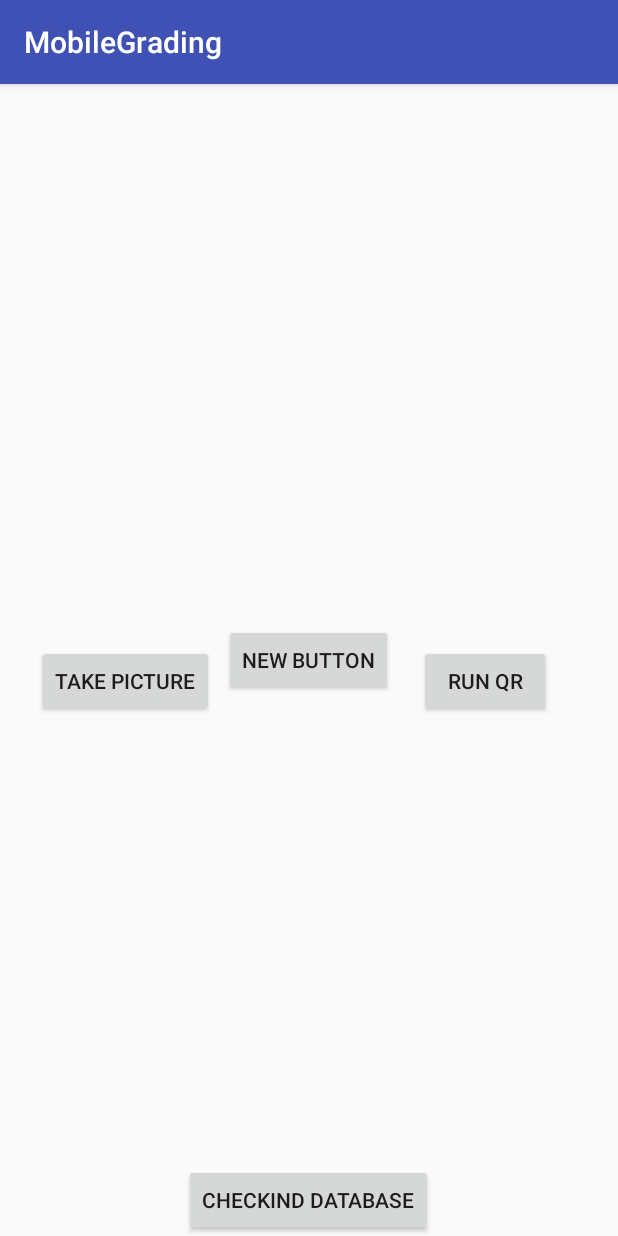
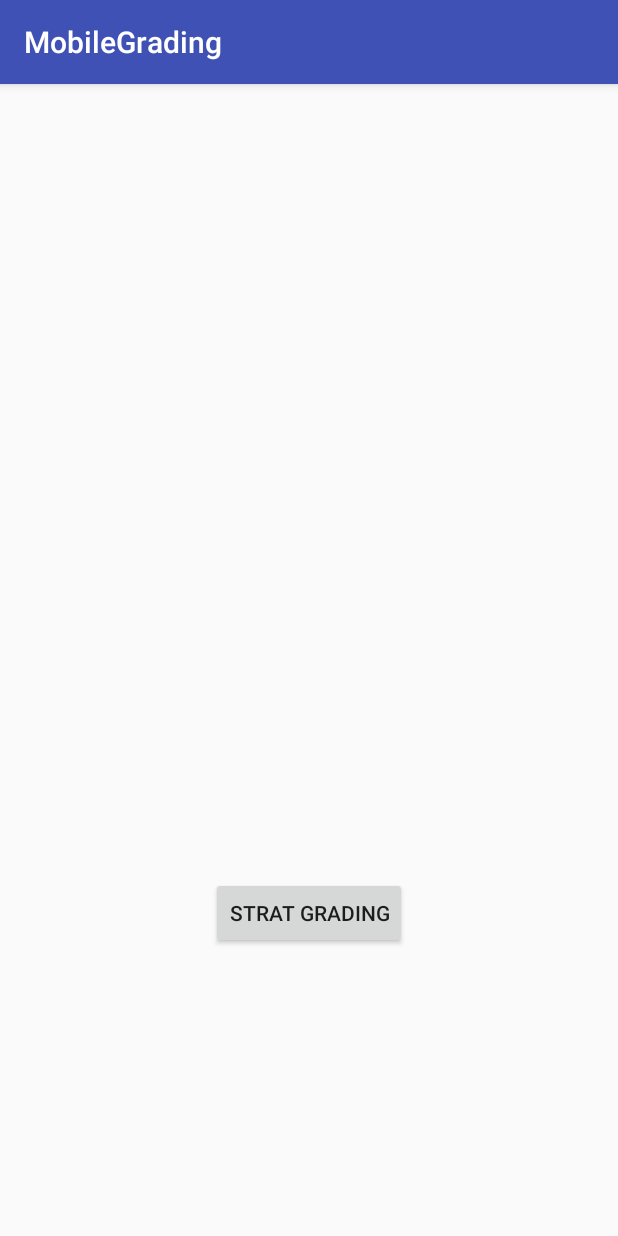
Before and after one commit to neerajreddy92/MobileGrading, an Android app: the screen it shows after launch (MainActivity), on a phone screen of 412 x 824 dp. Run offline under Robolectric (Android 15) with nearby library versions, the phone set to English and light mode, and no system bars; 4 statements that could not run were skipped.

Commit message:
changed the position of main fragment to Activity_grade_process

```diff
--- a/app/src/main/java/com/mobile/bolt/mobilegrading/Activity_grade.java
+++ b/app/src/main/java/com/mobile/bolt/mobilegrading/Activity_grade.java
@@ -1,5 +1,6 @@
 package com.mobile.bolt.mobilegrading;
 
+import android.content.Intent;
 import android.net.Uri;
 import android.os.Bundle;
 import android.support.design.widget.FloatingActionButton;
@@ -66,6 +67,8 @@ public class Activity_grade extends AppCompatActivity {
                 }else{
                     Toast.makeText(getBaseContext(), "Already Exists", Toast.LENGTH_LONG).show();
                 }
+                Intent intent = new Intent(Activity_grade.this, Activity_grade_process.class);
+                Activity_grade.this.startActivity(intent);
             }
         });
         // ATTENTION: This was auto-generated to implement the App Indexing API.
--- a/app/src/main/java/com/mobile/bolt/mobilegrading/MainActivity.java
+++ b/app/src/main/java/com/mobile/bolt/mobilegrading/MainActivity.java
@@ -27,11 +27,6 @@ public class MainActivity extends ActionBarActivity {
     protected void onCreate(Bundle savedInstanceState) {
         super.onCreate(savedInstanceState);
         setContentView(R.layout.activity_main);
-        if (savedInstanceState == null) {
-            getSupportFragmentManager().beginTransaction()
-                    .add(R.id.container, new FragmentClass())
-                    .commit();
-        }
         Button btr;
         btr = (Button) findViewById(R.id.main_button);
         btr.setOnClickListener(new View.OnClickListener() {
--- a/app/src/main/res/layout/activity_main.xml
+++ b/app/src/main/res/layout/activity_main.xml
@@ -1,4 +1,4 @@
-<FrameLayout xmlns:android="http://schemas.android.com/apk/res/android"
+<RelativeLayout xmlns:android="http://schemas.android.com/apk/res/android"
     xmlns:tools="http://schemas.android.com/tools" android:id="@+id/container"
     android:layout_width="match_parent" android:layout_height="match_parent"
     tools:context=".MainActivity" tools:ignore="MergeRootFrame" >
@@ -6,14 +6,11 @@
     <Button
         android:layout_width="wrap_content"
         android:layout_height="wrap_content"
-        android:text="New Button"
+        android:text="Strat Grading"
         android:id="@+id/main_button"
-        android:layout_gravity="center" />
+        android:layout_gravity="center_horizontal|top"
+        android:layout_marginBottom="191dp"
+        android:layout_alignParentBottom="true"
+        android:layout_centerHorizontal="true" />
 
-    <Button
-        android:layout_width="wrap_content"
-        android:layout_height="wrap_content"
-        android:text="checkind database"
-        android:id="@+id/check_database"
-        android:layout_gravity="center_horizontal|bottom" />
-</FrameLayout>
+</RelativeLayout>
--- a/app/src/main/res/layout/fragment_main.xml
+++ b/app/src/main/res/layout/fragment_main.xml
@@ -22,11 +22,8 @@
             android:text="@string/beginCameraName"
             android:id="@+id/beginCamera"
             android:layout_gravity="left|center"
-            android:layout_marginRight="63dp"
-            android:layout_marginEnd="63dp"
-            android:layout_alignTop="@+id/textView"
-            android:layout_toLeftOf="@+id/runQRButton"
-            android:layout_toStartOf="@+id/runQRButton" />
+            android:layout_centerVertical="true"
+            android:layout_centerHorizontal="true" />
 
         <Button
             android:layout_width="wrap_content"
@@ -34,11 +31,9 @@
             android:text="@string/RunQrString"
             android:id="@+id/runQRButton"
             android:layout_gravity="center|right"
-            android:layout_marginLeft="73dp"
-            android:layout_marginStart="73dp"
-            android:layout_alignTop="@+id/textView"
-            android:layout_toRightOf="@+id/textView"
-            android:layout_toEndOf="@+id/textView" />
+            android:layout_above="@+id/beginCamera"
+            android:layout_centerHorizontal="true"
+            android:layout_marginBottom="164dp" />
 
         <TextView
             android:layout_width="wrap_content"
@@ -46,6 +41,15 @@
             android:id="@+id/textView"
             android:layout_centerVertical="true"
             android:layout_centerHorizontal="true" />
+
+        <Button
+            android:layout_width="wrap_content"
+            android:layout_height="wrap_content"
+            android:text="showBitmap"
+            android:id="@+id/display_bitmap"
+            android:layout_marginTop="143dp"
+            android:layout_below="@+id/beginCamera"
+            android:layout_centerHorizontal="true" />
     </RelativeLayout>
 
 
--- a/app/src/main/res/values/strings.xml
+++ b/app/src/main/res/values/strings.xml
@@ -3,4 +3,6 @@
     <string name="beginCameraName">Take Picture</string>
     <string name="RunQrString">Run QR</string>
     <string name="title_activity_activity_grade">Activity_grade</string>
+    <string name="title_activity_activity_grade_process">Activity_grade_process</string>
+    <string name="action_settings">Settings</string>
 </resources>
```
Also changed, not shown: app/src/main/AndroidManifest.xml (+10 -3 lines), app/src/main/java/com/mobile/bolt/mobilegrading/Activity_grade_process.java (added, +23 -0 lines), app/src/main/java/com/mobile/bolt/mobilegrading/FragmentClass.java (+11 -1 lines), app/src/main/res/layout/activity_grade_process.xml (added, +7 -0 lines), app/src/main/res/menu/menu_activity_grade_process.xml (added, +10 -0 lines).
